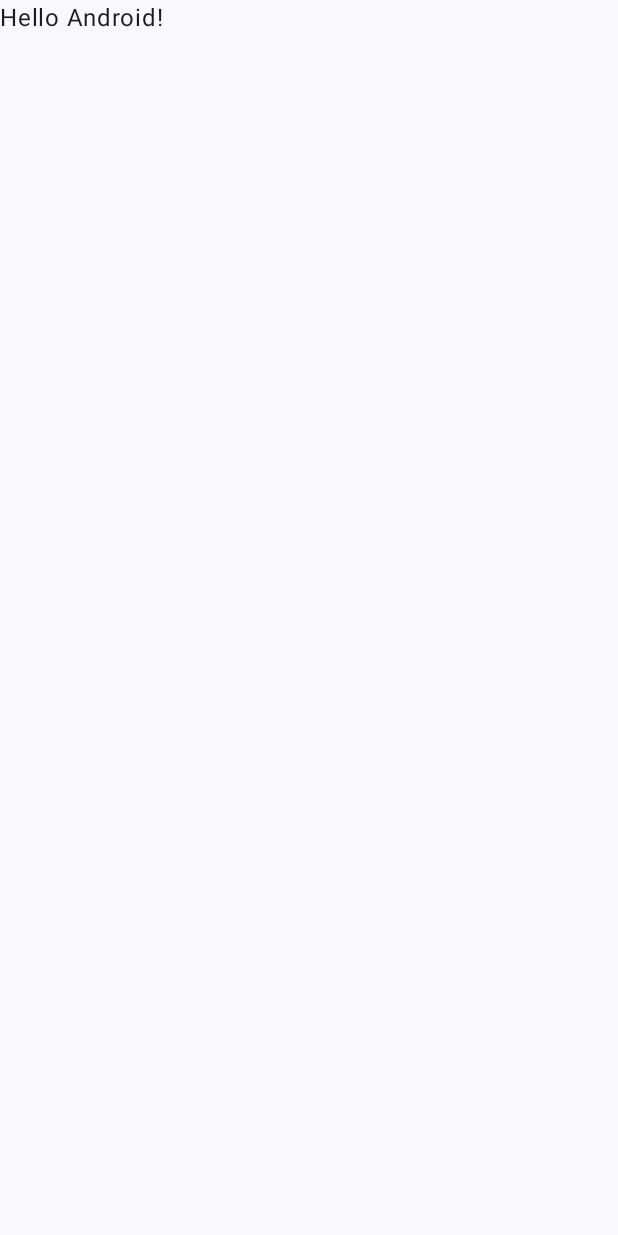
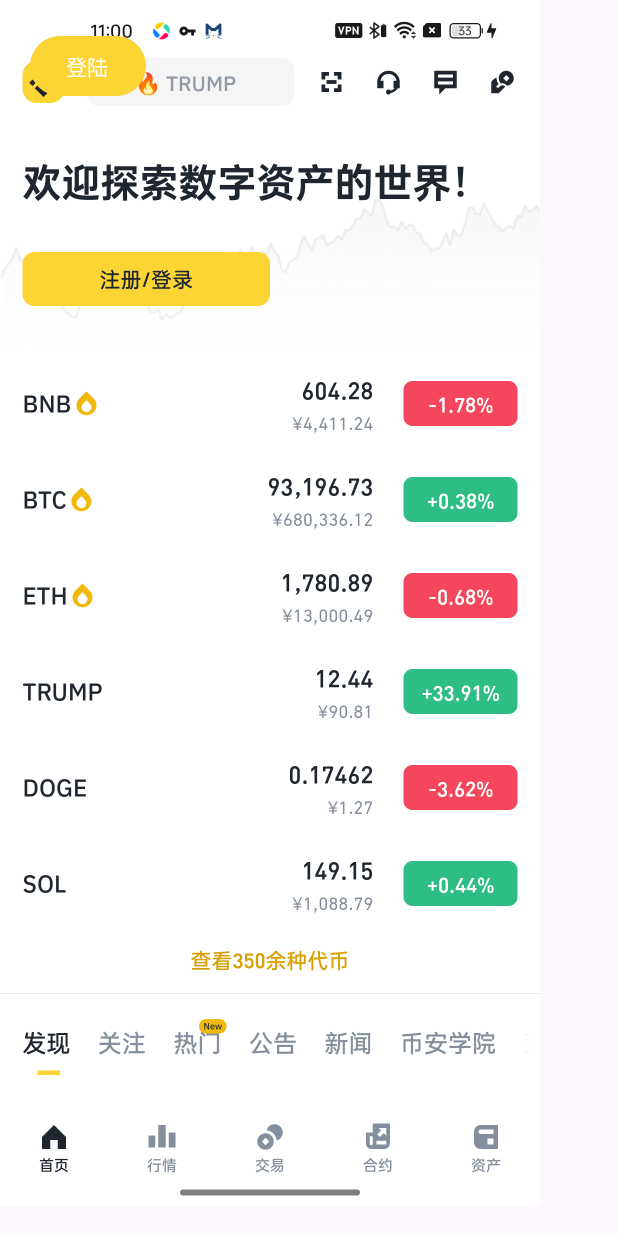
Before and after one commit to aidaole/BiAn, an Android app built with Jetpack Compose: the screen it shows after launch (MainActivity), on a phone screen of 412 x 824 dp. Before the commit the screen is almost empty. Run offline under Robolectric (Android 15) with nearby library versions, the phone set to English and light mode, and no system bars.

Commit message:
[登陆页面]

```diff
--- a/app/build.gradle.kts
+++ b/app/build.gradle.kts
@@ -49,6 +49,7 @@ dependencies {
     implementation(libs.androidx.ui.graphics)
     implementation(libs.androidx.ui.tooling.preview)
     implementation(libs.androidx.material3)
+    implementation(libs.androidx.navigation.compose)
     testImplementation(libs.junit)
     androidTestImplementation(libs.androidx.junit)
     androidTestImplementation(libs.androidx.espresso.core)
--- a/app/src/main/java/com/aidaole/bian/MainActivity.kt
+++ b/app/src/main/java/com/aidaole/bian/MainActivity.kt
@@ -4,14 +4,23 @@ import android.os.Bundle
 import androidx.activity.ComponentActivity
 import androidx.activity.compose.setContent
 import androidx.activity.enableEdgeToEdge
+import androidx.compose.animation.core.tween
+import androidx.compose.animation.slideInHorizontally
+import androidx.compose.animation.slideOutHorizontally
 import androidx.compose.foundation.layout.fillMaxSize
 import androidx.compose.foundation.layout.padding
 import androidx.compose.material3.Scaffold
-import androidx.compose.material3.Text
 import androidx.compose.runtime.Composable
 import androidx.compose.ui.Modifier
 import androidx.compose.ui.tooling.preview.Preview
+import androidx.navigation.compose.NavHost
+import androidx.navigation.compose.composable
+import androidx.navigation.compose.rememberNavController
+import androidx.navigation.navOptions
+import com.aidaole.bian.ui.screens.home.HomeScreen
 import com.aidaole.bian.ui.theme.BiAnTheme
+import com.aidaole.bian.ui.screens.language.LanguageChooseScreen
+import com.aidaole.bian.ui.screens.login.LoginScreen
 
 class MainActivity : ComponentActivity() {
     override fun onCreate(savedInstanceState: Bundle?) {
@@ -20,10 +29,7 @@ class MainActivity : ComponentActivity() {
         setContent {
             BiAnTheme {
                 Scaffold(modifier = Modifier.fillMaxSize()) { innerPadding ->
-                    Greeting(
-                        name = "Android",
-                        modifier = Modifier.padding(innerPadding)
-                    )
+                    MainRoute(Modifier.padding(innerPadding))
                 }
             }
         }
@@ -31,17 +37,48 @@ class MainActivity : ComponentActivity() {
 }
 
 @Composable
-fun Greeting(name: String, modifier: Modifier = Modifier) {
-    Text(
-        text = "Hello $name!",
-        modifier = modifier
-    )
+fun MainRoute(modifier: Modifier) {
+    val navController = rememberNavController()
+    NavHost(navController, startDestination = "home") {
+        composable("home") {
+            HomeScreen(
+                onLoginClicked = {
+                    navController.navigate("login", navOptions = navOptions {
+                        anim {
+                            enter = android.R.anim.slide_in_left
+                        }
+                    })
+                }
+            )
+        }
+        composable("language_choose") {
+            LanguageChooseScreen()
+        }
+        composable("login",
+            enterTransition = {
+                slideInHorizontally(
+                    initialOffsetX = { fullWidth -> fullWidth },
+                    animationSpec = tween(200)
+                )
+            },
+            exitTransition = {
+                slideOutHorizontally(
+                    targetOffsetX = { fullWidth -> fullWidth },
+                    animationSpec = tween(200),
+                )
+            }) {
+            LoginScreen(onCloseClicked = {
+                navController.navigateUp()
+            })
+        }
+    }
 }
+
 
 @Preview(showBackground = true)
 @Composable
-fun GreetingPreview() {
-    BiAnTheme {
-        Greeting("Android")
+fun MainRoutePreview() {
+    BiAnTheme  {
+        MainRoute(modifier = Modifier)
     }
 }
--- /dev/null
+++ b/app/src/main/java/com/aidaole/bian/ui/screens/home/HomeScreen.kt
@@ -0,0 +1,31 @@
+package com.aidaole.bian.ui.screens.home
+
+import androidx.compose.foundation.Image
+import androidx.compose.foundation.layout.Box
+import androidx.compose.foundation.layout.Column
+import androidx.compose.foundation.layout.fillMaxSize
+import androidx.compose.foundation.layout.padding
+import androidx.compose.material3.Button
+import androidx.compose.material3.Text
+import androidx.compose.runtime.Composable
+import androidx.compose.ui.Modifier
+import androidx.compose.ui.res.painterResource
+import androidx.compose.ui.unit.dp
+import com.aidaole.bian.R
+
+@Composable
+fun HomeScreen(modifier: Modifier = Modifier, onLoginClicked: () -> Unit = {}) {
+    Box(modifier = modifier.fillMaxSize()) {
+        Image(painter = painterResource(R.drawable.screen_home), contentDescription = "home_content")
+
+        Column(
+            modifier = Modifier.padding(20.dp)
+        ) {
+            Button(onClick = {
+                onLoginClicked.invoke()
+            }) {
+                Text("登陆")
+            }
+        }
+    }
+}
--- a/app/src/main/java/com/aidaole/bian/ui/theme/Color.kt
+++ b/app/src/main/java/com/aidaole/bian/ui/theme/Color.kt
@@ -9,3 +9,7 @@ val Pink80 = Color(0xFFEFB8C8)
 val Purple40 = Color(0xFF6650a4)
 val PurpleGrey40 = Color(0xFF625b71)
 val Pink40 = Color(0xFF7D5260)
+
+val InputFieldBg = Color(0xFFF5F5F5)
+val YellowBg = Color(0xFFFCD434)
+val ButtonBorderColor = Color(0xFFEBECF0)
--- a/app/src/main/java/com/aidaole/bian/ui/theme/Theme.kt
+++ b/app/src/main/java/com/aidaole/bian/ui/theme/Theme.kt
@@ -1,6 +1,5 @@
 package com.aidaole.bian.ui.theme
 
-import android.app.Activity
 import android.os.Build
 import androidx.compose.foundation.isSystemInDarkTheme
 import androidx.compose.material3.MaterialTheme
@@ -12,13 +11,13 @@ import androidx.compose.runtime.Composable
 import androidx.compose.ui.platform.LocalContext
 
 private val DarkColorScheme = darkColorScheme(
-    primary = Purple80,
+    primary = YellowBg,
     secondary = PurpleGrey80,
     tertiary = Pink80
 )
 
 private val LightColorScheme = lightColorScheme(
-    primary = Purple40,
+    primary = YellowBg,
     secondary = PurpleGrey40,
     tertiary = Pink40
 
@@ -37,7 +36,7 @@ private val LightColorScheme = lightColorScheme(
 fun BiAnTheme(
     darkTheme: Boolean = isSystemInDarkTheme(),
     // Dynamic color is available on Android 12+
-    dynamicColor: Boolean = true,
+    dynamicColor: Boolean = false,
     content: @Composable () -> Unit
 ) {
     val colorScheme = when {
--- a/gradle/libs.versions.toml
+++ b/gradle/libs.versions.toml
@@ -8,6 +8,7 @@ espressoCore = "3.5.1"
 lifecycleRuntimeKtx = "2.6.1"
 activityCompose = "1.8.0"
 composeBom = "2024.04.01"
+navigationCompose = "2.8.9"
 
 [libraries]
 androidx-core-ktx = { group = "androidx.core", name = "core-ktx", version.ref = "coreKtx" }
@@ -24,6 +25,7 @@ androidx-ui-tooling-preview = { group = "androidx.compose.ui", name = "ui-toolin
 androidx-ui-test-manifest = { group = "androidx.compose.ui", name = "ui-test-manifest" }
 androidx-ui-test-junit4 = { group = "androidx.compose.ui", name = "ui-test-junit4" }
 androidx-material3 = { group = "androidx.compose.material3", name = "material3" }
+androidx-navigation-compose = { group = "androidx.navigation", name = "navigation-compose", version.ref = "navigationCompose" }
 
 [plugins]
 android-application = { id = "com.android.application", version.ref = "agp" }
```
Also changed, not shown: app/src/main/java/com/aidaole/bian/ui/screens/language/LanguageChooseScreen.kt (added, +9 -0 lines), app/src/main/java/com/aidaole/bian/ui/screens/login/LoginScreen.kt (added, +223 -0 lines), app/src/main/res/drawable-xxhdpi/google.png (added), app/src/main/res/drawable-xxhdpi/screen_home.jpg (added), app/src/main/res/drawable-xxhdpi/screen_language.jpg (added), app/src/main/res/drawable-xxhdpi/screen_login.jpg (added), app/src/main/res/drawable-xxhdpi/telegram.png (added).
